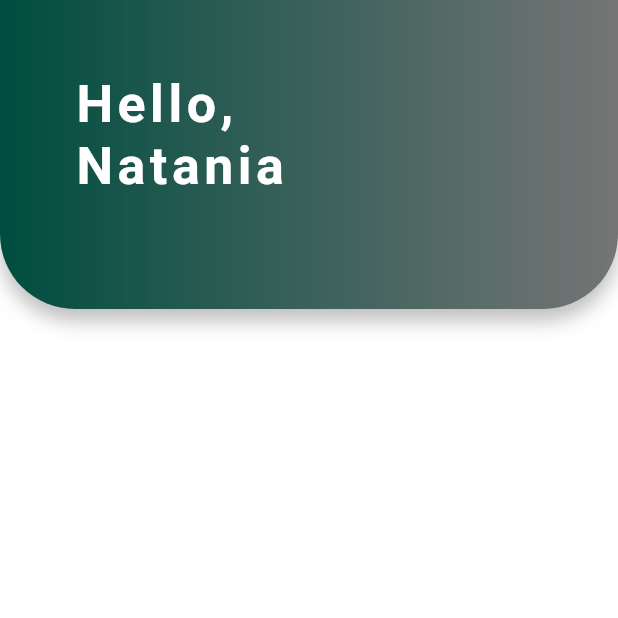
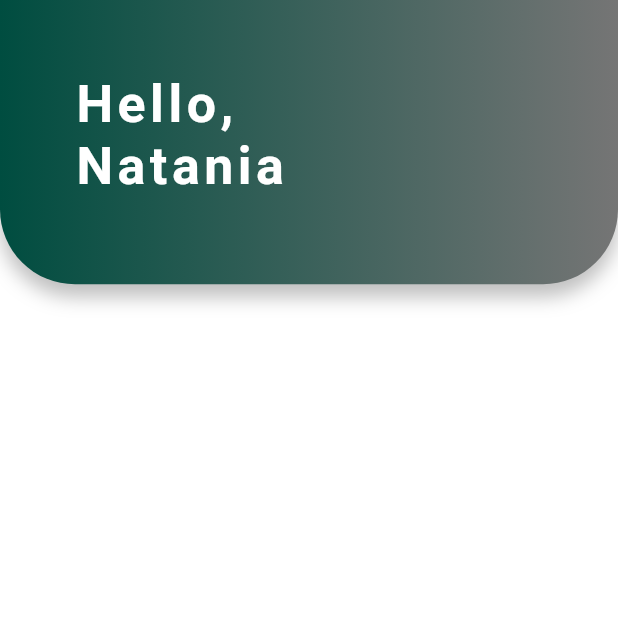
Before and after one commit to nataniayp/plEASE, a Flutter app: the Request screen opened directly, on a phone screen of 412 x 824 dp, the top half of it. Run offline on Flutter 3.47's test engine with Material 2 defaults, Android fonts, the phone set to English and light mode, and no system bars.

Commit message:
changed height of app bar to 0.23

```diff
--- a/lib/components/customised_app_bar.dart
+++ b/lib/components/customised_app_bar.dart
@@ -16,7 +16,7 @@ class _CustomisedAppBarState extends State<CustomisedAppBar> {
     Size size = MediaQuery.of(context).size;
 
     return Container(
-      height: size.height * 0.25,
+      height: size.height * 0.23,
       child: Stack(
         children: <Widget>[
           Container(
```
